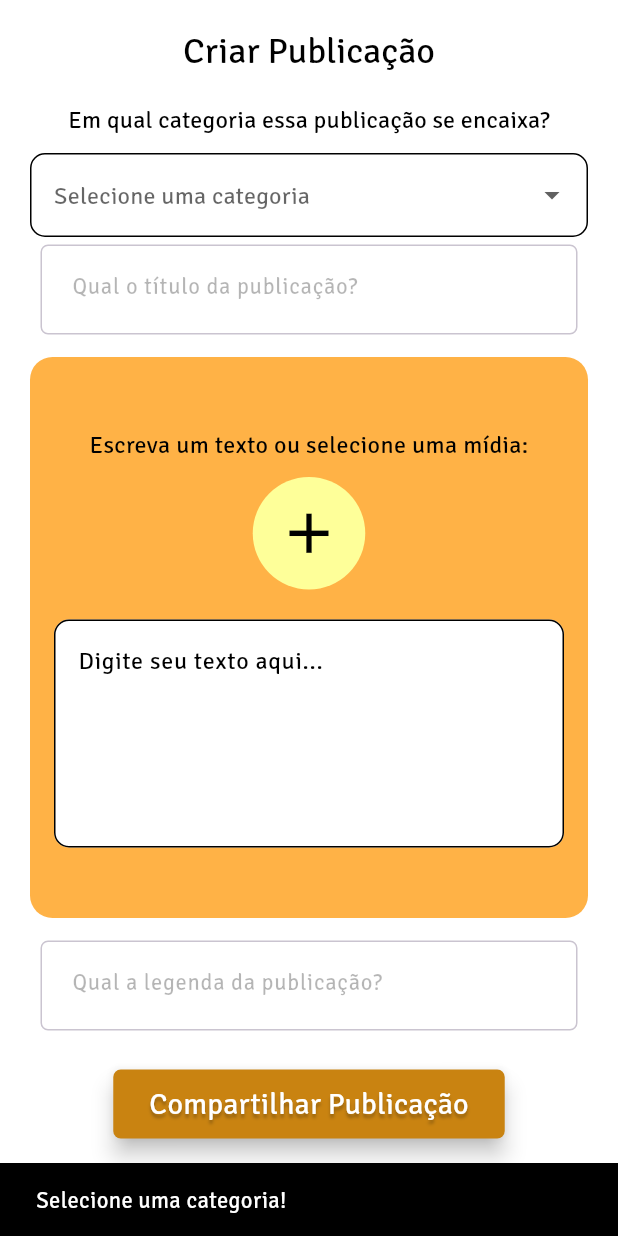
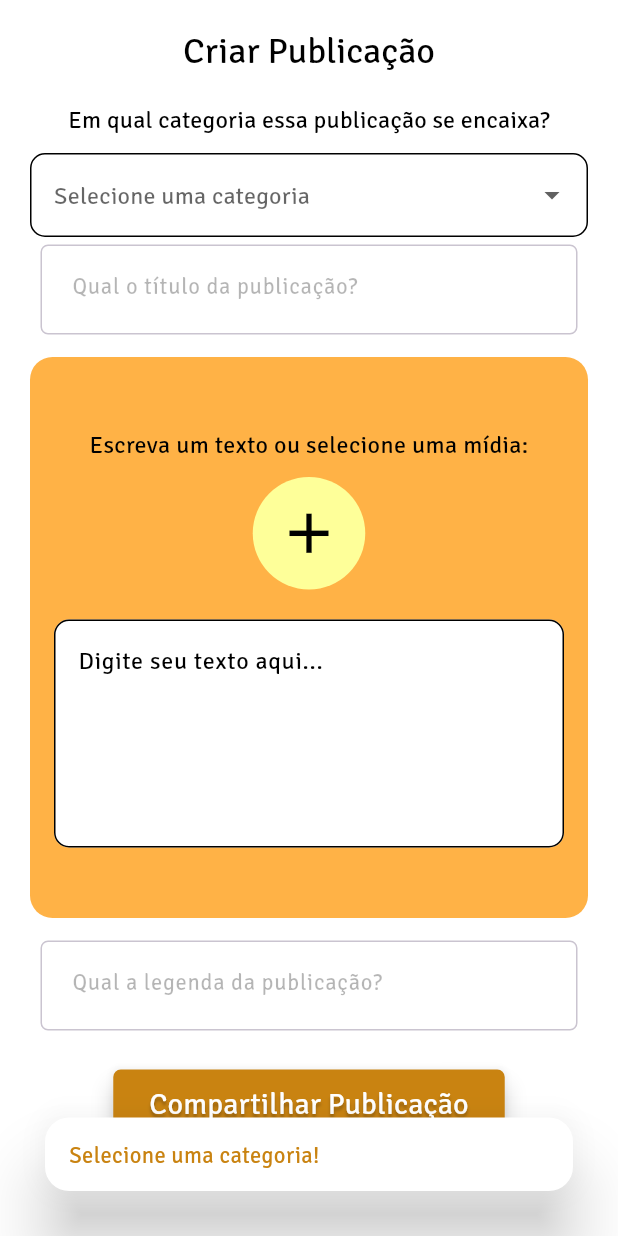
Before and after one commit to ElissonRochaa/MOBILE-25.1-ArtHub, a Flutter app: the TelaCriarPublicacao widget shown alone on an empty page, opened directly, after a tap on "Compartilhar Publicação", on a phone screen of 412 x 824 dp. Run offline on Flutter 3.47's test engine with Material 3 defaults, Android fonts, the phone set to English and light mode, and no system bars; our stand-ins replace chewie, curved_navigation_bar, dio, file_picker, just_audio, jwt_decoder and 3 more; missing offline and left inert: dart:html; accounts and stored records are empty.

Commit message:
refactor: utilização do showSnackBar

```diff
--- a/lib/pages/tela_criar_publicacao.dart
+++ b/lib/pages/tela_criar_publicacao.dart
@@ -6,6 +6,7 @@ import 'package:arthub/services/publicacao_service.dart';
 import 'package:arthub/services/token_service.dart';
 import 'package:arthub/services/usuario_service.dart';
 import 'package:arthub/widgets/botao_estilizado_widget.dart';
+import 'package:arthub/widgets/stackbar.dart';
 import 'package:file_picker/file_picker.dart';
 import 'package:flutter/foundation.dart' show kIsWeb;
 import 'package:flutter/material.dart';
@@ -315,9 +316,7 @@ class _TelaCriarPublicacaoState extends State<TelaCriarPublicacao> {
             BotaoEstilizadoWidget(
               funcao: () async {
                 if (_categoriaSelecionada == null) {
-                  ScaffoldMessenger.of(context).showSnackBar(
-                    SnackBar(content: Text('Selecione uma categoria!')),
-                  );
+                  showCustomSnackBar(context, 'Selecione uma categoria!');
                   return;
                 }
                 try {
@@ -356,14 +355,10 @@ class _TelaCriarPublicacaoState extends State<TelaCriarPublicacao> {
                       'arquivo.$_fileExtension',
                     );
                   }
-                  ScaffoldMessenger.of(context).showSnackBar(
-                    SnackBar(content: Text('Publicação criada com sucesso!')),
-                  );
+                  showCustomSnackBar(context, 'Publicação criada com sucesso!');
                   Navigator.pushNamed(context, '/home');
                 } catch (e) {
-                  ScaffoldMessenger.of(context).showSnackBar(
-                    SnackBar(content: Text('Erro ao criar publicação: $e')),
-                  );
+                  showCustomSnackBar(context, 'Erro ao criar publicação');
                 }
               },
               texto: 'Compartilhar Publicação',
```
